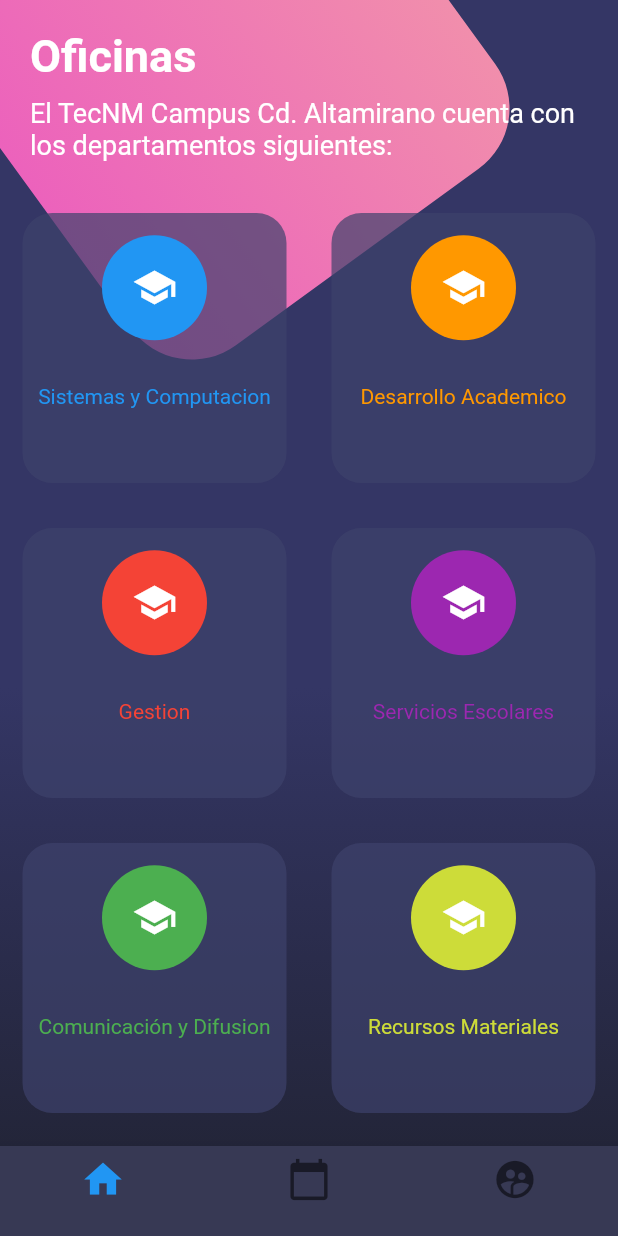
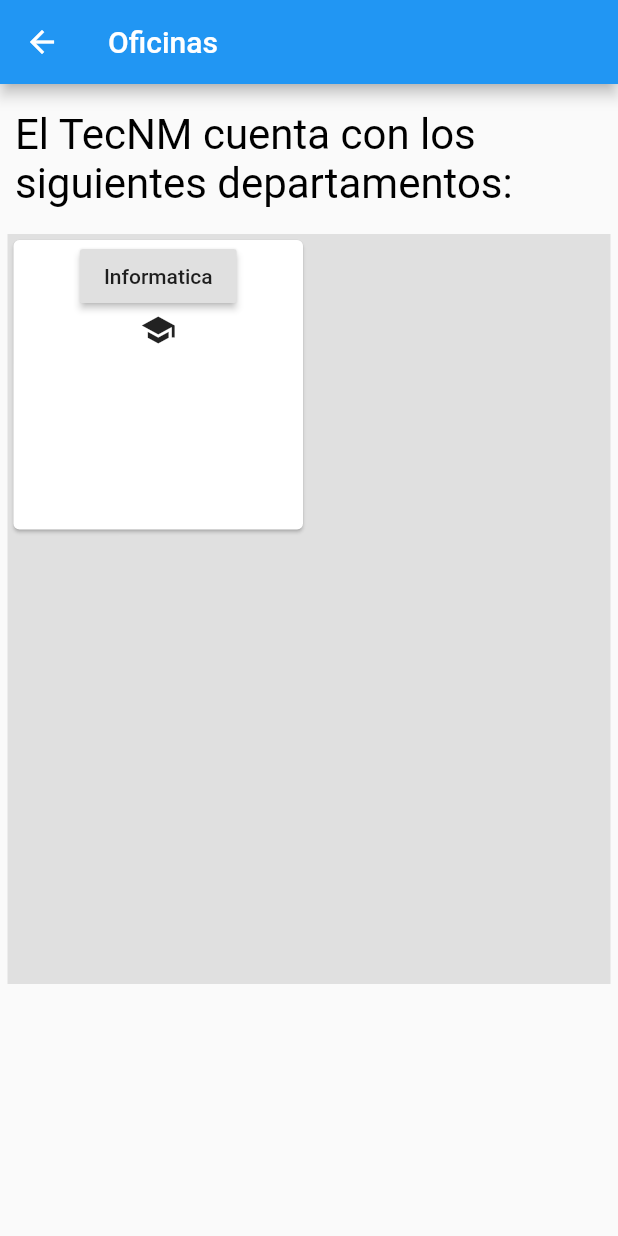
Before and after one commit to Jeryn61297/proyecto_itca, a Flutter app: the OficinasPage screen opened directly, on a phone screen of 412 x 824 dp. Run offline on Flutter 3.47's test engine with Material 2 defaults, Android fonts, the phone set to English and light mode, and no system bars.

Commit message:
construyendo botones

```diff
--- a/lib/src/home_pages/home_page.dart
+++ b/lib/src/home_pages/home_page.dart
@@ -2,9 +2,10 @@
 import 'package:flutter/material.dart';
 
 import 'package:proyecto_itca/src/pag/fold_carreras/carreras.dart';
+import 'package:proyecto_itca/src/pag/fold_oficinas.dart/oficinas.dart';
 import 'package:proyecto_itca/src/pag/infor.dart';
 import 'package:proyecto_itca/src/pag/inscripciones.dart';
-import 'package:proyecto_itca/src/pag/oficinas.dart';
+
 import 'package:proyecto_itca/src/pag/calendario.dart';
 import 'package:proyecto_itca/src/pag/croquis.dart';
 import 'package:proyecto_itca/src/pag/tarifas.dart';
@@ -183,6 +184,7 @@ class HomePage extends StatelessWidget {
           ),
           Divider(),
           //----------------------------------------------
+
           ListTile(
             leading: Icon(Icons.business_center, color: Colors.lightBlue),
             trailing: Icon(Icons.keyboard_arrow_right),
--- /dev/null
+++ b/lib/src/pag/fold_oficinas.dart/oficinas.dart
@@ -0,0 +1,72 @@
+import 'package:flutter/material.dart';
+
+void main() {
+  runApp(OficinasPage());
+}
+
+class OficinasPage extends StatelessWidget {
+  @override
+  Widget build(BuildContext context) {
+    return Scaffold(
+      appBar: AppBar(
+        title: Text('Oficinas'),
+      ),
+      body: Stack(
+        children: <Widget>[
+          SingleChildScrollView(
+            child: Column(
+              children: <Widget>[
+                _TituloPage(),
+                _Botones(),
+              ],
+            ),
+          )
+        ],
+      ),
+    );
+  }
+}
+
+Widget _TituloPage() {
+  return Padding(
+    padding: EdgeInsets.symmetric(horizontal: 10),
+    child: Container(
+        alignment: Alignment.center,
+        width: double.infinity,
+        height: 100,
+        //color: Colors.grey[400],
+        child: Text('El TecNM cuenta con los siguientes departamentos:',
+            style: TextStyle(
+                color: Colors.black,
+                fontSize: 28,
+                fontWeight: FontWeight.w400))),
+  );
+}
+
+Widget _Botones() {
+  return Padding(
+    padding: EdgeInsets.symmetric(horizontal: 5),
+    child: Container(
+        height: 500,
+        width: double.infinity,
+        color: Colors.grey[300],
+        child: GridView.count(
+          crossAxisCount: 2,
+          children: <Widget>[
+            Card(
+              child: Column(
+                children: <Widget>[
+                  RaisedButton(
+                    child: Text('Informatica'),
+                    onPressed: () {
+                      print('apretao');
+                    },
+                  ),
+                  Icon(Icons.school)
+                ],
+              ),
+            )
+          ],
+        )),
+  );
+}
--- a/lib/src/pag/oficinas.dart
+++ /dev/null
@@ -1,162 +0,0 @@
-import 'package:flutter/material.dart';
-
-import 'dart:math';
-import 'dart:ui';
-
-class OficinasPage extends StatelessWidget {
-  static final String routeName = 'oficinas';
-
-  @override
-  Widget build(BuildContext context) {
-    return Scaffold(
-        body: Stack(
-          children: <Widget>[
-            _fondoApp(),
-            SingleChildScrollView(
-              child: Column(
-                children: <Widget>[_titulos(), _botonesRedondeados()],
-              ),
-            )
-          ],
-        ),
-        bottomNavigationBar: _bottomNavigationBar(context));
-  }
-
-//---Estilo del fondo de la pagina
-  Widget _fondoApp() {
-    final gradiente = Container(
-      width: double.infinity,
-      height: double.infinity,
-      decoration: BoxDecoration(
-          gradient: LinearGradient(
-              begin: FractionalOffset(0.0, 0.6),
-              end: FractionalOffset(0.0, 1.0),
-              colors: [
-            Color.fromRGBO(52, 54, 101, 1.0),
-            Color.fromRGBO(35, 37, 57, 1.0)
-          ])),
-    );
-
-// CAJA ROSA ROTADA
-    final cajaRosa = Transform.rotate(
-        angle: -pi / 5.0,
-        child: Container(
-          height: 300.0,
-          width: 300.0,
-          decoration: BoxDecoration(
-            borderRadius: BorderRadius.circular(50.0),
-            gradient: LinearGradient(colors: [
-              Color.fromRGBO(236, 98, 188, 1.0),
-              Color.fromRGBO(241, 142, 172, 1.0)
-            ]),
-          ),
-        ));
-
-    return Stack(
-      children: <Widget>[gradiente, Positioned(top: -100.0, child: cajaRosa)],
-    );
-  }
-
-//---TITULO DE LA PAGINA
-  Widget _titulos() {
-    return SafeArea(
-      child: Container(
-        padding: EdgeInsets.all(20.0),
-        child: Column(
-          crossAxisAlignment: CrossAxisAlignment.start,
-          children: <Widget>[
-            Text('Oficinas',
-                style: TextStyle(
-                    color: Colors.white,
-                    fontSize: 30.0,
-                    fontWeight: FontWeight.bold)),
-            SizedBox(height: 10.0),
-            Text(
-                'El TecNM Campus Cd. Altamirano cuenta con los departamentos siguientes:',
-                style: TextStyle(
-                  color: Colors.white,
-                  fontSize: 18.0,
-                ))
-          ],
-        ),
-      ),
-    );
-  }
-
-//---BottomNavigator
-  Widget _bottomNavigationBar(BuildContext context) {
-    return Theme(
-      data: Theme.of(context).copyWith(
-          canvasColor: Color.fromRGBO(55, 57, 84, 1.0),
-          primaryColor: Colors.white70,
-          textTheme: Theme.of(context).textTheme.copyWith(
-              caption: TextStyle(color: Color.fromRGBO(116, 117, 152, 1.0)))),
-      child: BottomNavigationBar(
-        items: [
-          BottomNavigationBarItem(
-              icon: Icon(Icons.home, size: 30.0), title: Container()),
-          BottomNavigationBarItem(
-              icon: Icon(Icons.calendar_today, size: 30.0), title: Container()),
-          BottomNavigationBarItem(
-              icon: Icon(Icons.supervised_user_circle, size: 30.0),
-              title: Container()),
-        ],
-      ),
-    );
-  }
-
-  Widget _botonesRedondeados() {
-    return Table(
-      children: [
-        TableRow(children: [
-          _crearBotonRedondeado(
-              Colors.blue, Icons.school, 'Sistemas y Computacion'),
-          _crearBotonRedondeado(
-              Colors.orange, Icons.school, 'Desarrollo Academico'),
-        ]),
-        TableRow(children: [
-          _crearBotonRedondeado(Colors.red, Icons.school, 'Gestion'),
-          _crearBotonRedondeado(
-              Colors.purple, Icons.school, 'Servicios Escolares'),
-        ]),
-        TableRow(children: [
-          _crearBotonRedondeado(
-              Colors.green, Icons.school, 'Comunicación y Difusion'),
-          _crearBotonRedondeado(
-              Colors.lime, Icons.school, 'Recursos Materiales'),
-        ])
-      ],
-    );
-  }
-
-  Widget _crearBotonRedondeado(Color color, IconData icono, String texto) {
-    return BackdropFilter(
-      filter: ImageFilter.blur(sigmaX: 0.0, sigmaY: 0.0),
-      child: Container(
-        height: 180.0,
-        margin: EdgeInsets.all(15.0),
-        decoration: BoxDecoration(
-            color: Color.fromRGBO(62, 66, 107, 0.7),
-            borderRadius: BorderRadius.circular(20.0)),
-        child: Column(
-          mainAxisAlignment: MainAxisAlignment.spaceAround,
-          children: <Widget>[
-            CircleAvatar(
-              backgroundColor: color,
-              radius: 35.0,
-              child: Icon(
-                icono,
-                color: Colors.white,
-                size: 30.0,
-              ),
-            ),
-            Text(texto, style: TextStyle(color: color)),
-            SizedBox(
-              height: 5.0,
-            )
-          ],
-        ),
-      ),
-    );
-  }
-}
```
